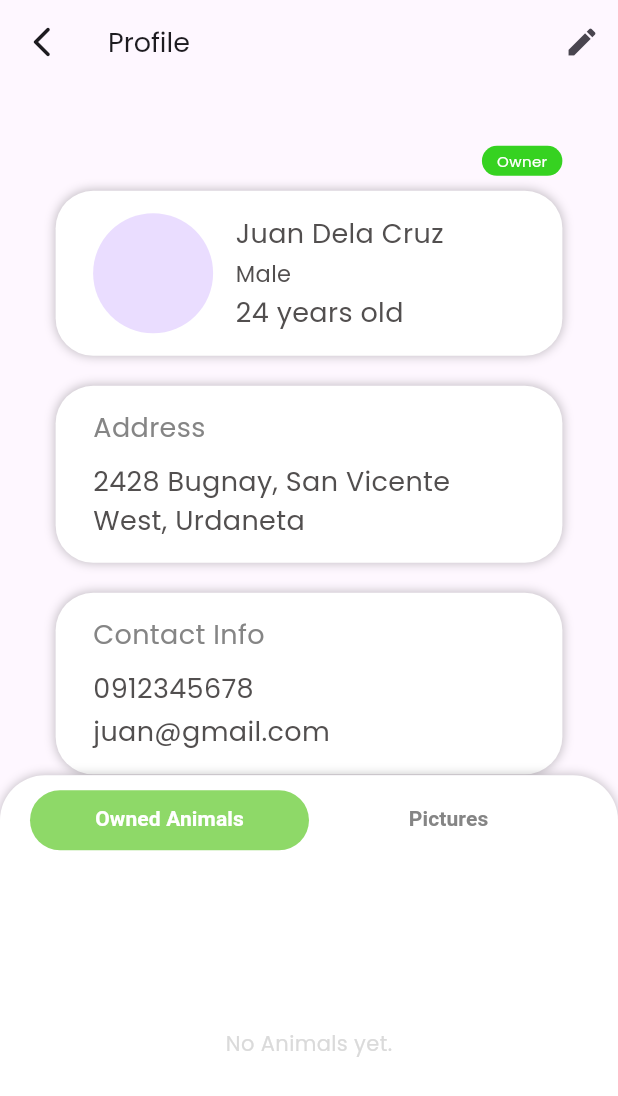
After one commit to mzxriano/cityvet, a Flutter app: the ProfileView screen opened directly, on a phone screen of 412 x 824 dp. The commit adds this screen. Shown: the top 1096 px of the screen. Run offline on Flutter 3.47's test engine with Material 3 defaults, Android fonts, the phone set to English and light mode, and no system bars; our stand-ins replace dio, font_awesome_flutter; network calls fail.

Commit message:
add profile page

```diff
--- a/cityvet_app/lib/components/card.dart
+++ b/cityvet_app/lib/components/card.dart
@@ -29,9 +29,17 @@ class CustomCardState extends State<CustomCard> {
       decoration: BoxDecoration(
         color: widget.color,
         borderRadius: BorderRadius.circular(25),
+        boxShadow: [
+          BoxShadow(
+            color: Color.fromRGBO(0, 0, 0, 0.25),
+            offset: Offset(0, 0),
+            blurRadius: 5,
+            spreadRadius: 0,
+          )
+        ]
       ),
       child: Padding(
-        padding: const EdgeInsets.symmetric(horizontal: 25.0, vertical: 10.0),
+        padding: const EdgeInsets.symmetric(horizontal: 25.0, vertical: 15.0),
         child: GestureDetector(
           onTap: widget.function,
           child: widget.widget,
--- a/cityvet_app/lib/main_layout.dart
+++ b/cityvet_app/lib/main_layout.dart
@@ -4,6 +4,7 @@ import 'package:cityvet_app/views/main_screens/animal/animal_view.dart';
 import 'package:cityvet_app/views/main_screens/community/community_view.dart';
 import 'package:cityvet_app/views/main_screens/home_view.dart';
 import 'package:cityvet_app/views/main_screens/notification_view.dart';
+import 'package:cityvet_app/views/profile_view.dart';
 import 'package:flutter/material.dart';
 import 'package:font_awesome_flutter/font_awesome_flutter.dart';
 
@@ -127,7 +128,7 @@ class _MainLayoutState extends State<MainLayout> with TickerProviderStateMixin {
               ),
               onTap: () {
                 Navigator.pop(context);
-                _onTabSelected(0);
+                Navigator.push(context, MaterialPageRoute(builder: (_) => ProfileView()));
               },
             ),
             ListTile(
--- a/cityvet_app/lib/models/animal_model.dart
+++ b/cityvet_app/lib/models/animal_model.dart
@@ -2,20 +2,20 @@ class AnimalModel {
   final String type;
   final String name;
   final String? breed;
-  final String birthDate;
+  final String? birthDate;
   final String gender;
-  final double weight;
-  final double height;
+  final double? weight;
+  final double? height;
   final String color;
 
   AnimalModel({
     required this.type,
     required this.name,
     required this.breed,
-    required this.birthDate,
+    this.birthDate,
     required this.gender,
-    required this.weight,
-    required this.height,
+    this.weight,
+    this.height,
     required this.color,
   });
 
--- a/cityvet_app/lib/utils/config.dart
+++ b/cityvet_app/lib/utils/config.dart
@@ -55,6 +55,8 @@ class Config {
 
   static const Color tertiaryColor = Color(0xFF858585);
 
+  static const Color color524F4F = Color(0xFF524F4F);
+
   // Font
   static const primaryFont = 'Poppins';
 
--- /dev/null
+++ b/cityvet_app/lib/viewmodels/animal_preview_view_model.dart
@@ -0,0 +1,38 @@
+import 'package:flutter/material.dart';
+
+class AnimalPreviewViewModel extends ChangeNotifier {
+  String? _ageString;
+
+  String? get ageString => _ageString;
+
+  void calculateAge(String date) {
+    try {
+      final birthDate = DateTime.parse(date);
+      final now = DateTime.now();
+
+      int years = now.year - birthDate.year;
+      int months = now.month - birthDate.month;
+
+      if (now.day < birthDate.day) {
+        months--;
+      }
+      if (months < 0) {
+        years--;
+        months += 12;
+      }
+
+      if (years <= 0 && months <= 0) {
+        _ageString = 'Less than a month old';
+      } else if (years <= 0) {
+        _ageString = '$months ${months == 1 ? 'month' : 'months'} old';
+      } else {
+        _ageString = '$years ${years == 1 ? 'year' : 'years'} old';
+      }
+
+      notifyListeners();
+    } catch (e) {
+      _ageString = null;
+      notifyListeners();
+    }
+  }
+}
--- a/cityvet_app/lib/viewmodels/animal_view_model.dart
+++ b/cityvet_app/lib/viewmodels/animal_view_model.dart
@@ -10,7 +10,7 @@ class AnimalViewModel extends ChangeNotifier{
 
   List<AnimalModel> _animals = [];
   String? _errors;
-  String get errors => _errors!;
+  String? get errors => _errors;
 
   List<AnimalModel> get animals => _animals;
 
--- a/cityvet_app/lib/views/main_screens/animal/animal_view.dart
+++ b/cityvet_app/lib/views/main_screens/animal/animal_view.dart
@@ -17,7 +17,6 @@ class _AnimalViewState extends State<AnimalView> {
   void initState() {
     super.initState();
 
-    // Delay to ensure context is available
     Future.microtask(() {
       final animalViewModel = context.read<AnimalViewModel>();
       animalViewModel.fetchAnimals();
@@ -54,9 +53,7 @@ class _AnimalViewState extends State<AnimalView> {
         ),
         const SizedBox(height: 16),
         Expanded(
-          child: animalCards.isEmpty
-              ? const Center(child: Text('No animals found.'))
-              : GridView.builder(
+          child: GridView.builder(
                   gridDelegate: const SliverGridDelegateWithFixedCrossAxisCount(
                     crossAxisCount: 2,
                     mainAxisSpacing: 16,
--- /dev/null
+++ b/cityvet_app/lib/views/profile_view.dart
@@ -0,0 +1,192 @@
+import 'package:cityvet_app/components/card.dart';
+import 'package:cityvet_app/components/role.dart';
+import 'package:cityvet_app/utils/config.dart';
+import 'package:cityvet_app/viewmodels/animal_view_model.dart';
+import 'package:flutter/material.dart';
+import 'package:provider/provider.dart';
+
+class ProfileView extends StatefulWidget {
+  const ProfileView({super.key});
+
+  @override
+  State<ProfileView> createState() => _ProfileView();
+}
+
+class _ProfileView extends State<ProfileView> {
+  int selectedTab = 0;
+
+  @override
+  void initState() {
+    super.initState();
+    WidgetsBinding.instance.addPostFrameCallback((_) {
+      Provider.of<AnimalViewModel>(context, listen: false).fetchAnimals();
+    });
+  }
+  @override
+  Widget build(BuildContext context) {
+    Config().init(context);
+    final animalViewModel = Provider.of<AnimalViewModel>(context);
+    final animals = animalViewModel.animals;
+    final role = RoleWidget();
+
+    return Scaffold(
+      appBar: AppBar(
+        leading: IconButton(onPressed: () => Navigator.pop(context), icon: Config.backButtonIcon),
+        title: Text('Profile', style: TextStyle(fontFamily: Config.primaryFont, fontSize: Config.fontMedium,),),
+        actions: [
+          IconButton(onPressed: (){}, icon: Icon(Icons.edit))
+        ],
+      ),
+      body: SafeArea(
+        child: LayoutBuilder(
+          builder: (context, constraints) {
+            return Column(
+              children: [
+                // Scrollable header content
+                Expanded(
+                  child: SingleChildScrollView(
+                    padding: Config.paddingScreen,
+                    child: Column(
+                      crossAxisAlignment: CrossAxisAlignment.start,
+                      children: [
+                        Align(
+                          alignment: Alignment.topRight,
+                          child: role['Owner'],
+                        ),
+                        Config.heightSmall,
+                        CustomCard(
+                          width: double.infinity,
+                          color: Colors.white,
+                          widget: Row(
+                            crossAxisAlignment: CrossAxisAlignment.center,
+                            mainAxisAlignment: MainAxisAlignment.start,
+                            children: [
+                              CircleAvatar(radius: 40),
+                              const SizedBox(width: 15.0),
+                              Column(
+                                crossAxisAlignment: CrossAxisAlignment.start,
+                                mainAxisSize: MainAxisSize.min,
+                                children: [
+                                  Text('Juan Dela Cruz', style: TextStyle(fontFamily: Config.primaryFont, fontSize: Config.fontMedium, color: Config.color524F4F)),
+                                  const SizedBox(height: 3),
+                                  Text('Male', style: TextStyle(fontFamily: Config.primaryFont, fontSize: Config.fontSmall, color: Config.color524F4F)),
+                                  const SizedBox(height: 3),
+                                  Text('24 years old', style: TextStyle(fontFamily: Config.primaryFont, fontSize: Config.fontMedium, color: Config.color524F4F)),
+                                ],
+                              )
+                            ],
+                          ),
+                        ),
+                        Config.heightMedium,
+                        CustomCard(
+                          width: double.infinity,
+                          color: Colors.white,
+                          widget: Column(
+                            crossAxisAlignment: CrossAxisAlignment.start,
+                            mainAxisSize: MainAxisSize.min,
+                            children: [
+                              Text('Address', style: TextStyle(fontFamily: Config.primaryFont, fontSize: Config.fontMedium, color: Config.tertiaryColor)),
+                              Config.heightSmall,
+                              Text('2428 Bugnay, San Vicente West, Urdaneta', style: TextStyle(fontFamily: Config.primaryFont, fontSize: Config.fontMedium, color: Config.color524F4F)),
+                            ],
+                          ),
+                        ),
+                        Config.heightMedium,
+                        CustomCard(
+                          width: double.infinity,
+                          color: Colors.white,
+                          widget: Column(
+                            crossAxisAlignment: CrossAxisAlignment.start,
+                            mainAxisSize: MainAxisSize.min,
+                            children: [
+                              Text('Contact Info', style: TextStyle(fontFamily: Config.primaryFont, fontSize: Config.fontMedium, color: Config.tertiaryColor)),
+                              Config.heightSmall,
+                              Text('0912345678', style: TextStyle(fontFamily: Config.primaryFont, fontSize: Config.fontMedium, color: Config.color524F4F)),
+                              const SizedBox(height: 3),
+                              Text('juan@gmail.com', style: TextStyle(fontFamily: Config.primaryFont, fontSize: Config.fontMedium, color: Config.color524F4F)),
+                            ],
+                          ),
+                        ),
+                      ],
+                    ),
+                  ),
+                ),
+
+                // Tabs that take remaining space
+                DefaultTabController(
+                  length: 2,
+                  child: Container(
+                    height: constraints.maxHeight * 0.4,
+                    padding: EdgeInsets.symmetric(vertical: 10.0, horizontal: 20.0),
+                    decoration: BoxDecoration(
+                      color: Colors.white,
+                      borderRadius: BorderRadius.only(
+                        topLeft: Radius.circular(30),
+                        topRight: Radius.circular(30),
+                      ),
+                      boxShadow: [
+                        BoxShadow(
+                          offset: Offset(0, 0),
+                          color: Color.fromRGBO(0, 0, 0, 0.25),
+                          blurRadius: 5,
+                          spreadRadius: 0,
+                        ),
+                      ],
+                    ),
+                    child: Column(
+                      children: [
+                        Container(
+                          height: 40,
+                          decoration: BoxDecoration(
+                            borderRadius: BorderRadius.circular(20),
+                            border: null
+                          ),
+                          child: TabBar(
+                            indicator: BoxDecoration(
+                              color: Config.primaryColor,
+                              borderRadius: BorderRadius.circular(20),
+                            ),
+                            labelColor: Colors.white,
+                            unselectedLabelColor: Config.tertiaryColor,
+                            indicatorSize: TabBarIndicatorSize.tab,
+                            overlayColor: WidgetStateProperty.all(Colors.transparent),
+                            dividerColor: Colors.transparent,
+                            tabs: [
+                              Tab(child: Text("Owned Animals", style: TextStyle(fontWeight: FontWeight.bold))),
+                              Tab(child: Text("Pictures", style: TextStyle(fontWeight: FontWeight.bold))),
+                            ],
+                          ),
+                        ),
+                        SizedBox(height: 10),
+                        Expanded(
+                          child: TabBarView(
+                            children: [
+                              animals.isEmpty ? Center(
+                                child: Text("No Animals yet.", style: TextStyle(fontFamily: Config.primaryFont, color: Config.secondaryColor),),
+                              ) : ListView.builder(
+                                itemCount: animals.length,
+                                itemBuilder: (context, index) {
+                                  final animal = animals[index];
+                                  return ListTile(
+                                    title: Text(animal.name),
+                                    subtitle: Text(animal.breed!),
+                                  );
+                                }
+                              ),
+
+                              Center(child: Text("No Pictures yet.", style: TextStyle(fontFamily: Config.primaryFont, color: Config.secondaryColor),)),
+                            ],
+                          ),
+                        ),
+                      ],
+                    ),
+                  ),
+                ),
+              ],
+            );
+          },
+        ),
+      ),
+    );
+  }
+}
```
Also changed, not shown: cityvet_app/lib/viewmodels/login_view_model.dart (+14 -1 lines), cityvet_app/lib/views/main_screens/animal/animal_form.dart (+8 -8 lines), cityvet_app/lib/views/main_screens/animal/animal_preview.dart (+36 -15 lines), 5 other files.
